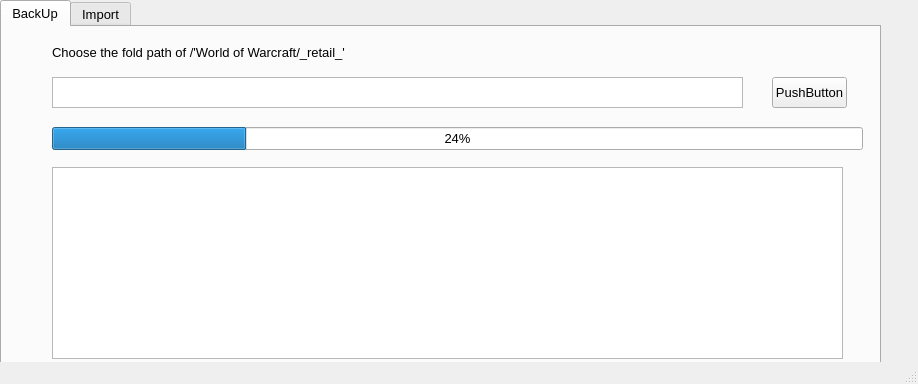
Above: wow-addons-helper/mainUI.ui from FontaineGuo/PythonToolbox before the change. Below: the same form after it.
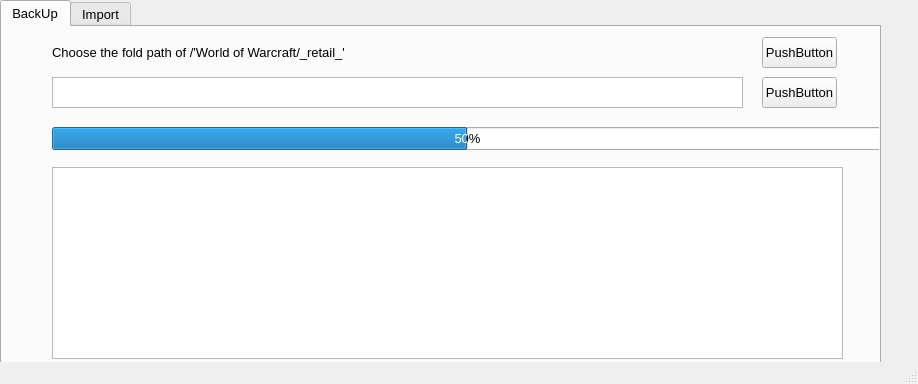
That is the form after the change.

The edit to the form file:
```diff
--- a/wow-addons-helper/mainUI.ui
+++ b/wow-addons-helper/mainUI.ui
@@ -46,12 +46,12 @@
        <rect>
         <x>50</x>
         <y>100</y>
-        <width>811</width>
+        <width>831</width>
         <height>23</height>
        </rect>
       </property>
       <property name="value">
-       <number>24</number>
+       <number>50</number>
       </property>
      </widget>
      <widget class="QTextBrowser" name="backupDetailText">
@@ -77,8 +77,8 @@
      <widget class="QPushButton" name="choseBtnOne">
       <property name="geometry">
        <rect>
-        <x>770</x>
-        <y>50</y>
+        <x>760</x>
+        <y>10</y>
         <width>75</width>
         <height>31</height>
        </rect>
@@ -105,6 +105,25 @@
        <string>Choose the fold path of /'World of Warcraft/_retail_'</string>
       </property>
      </widget>
+     <widget class="QPushButton" name="choseBtnOne_2">
+      <property name="geometry">
+       <rect>
+        <x>760</x>
+        <y>50</y>
+        <width>75</width>
+        <height>31</height>
+       </rect>
+      </property>
+      <property name="text">
+       <string>PushButton</string>
+      </property>
+     </widget>
+     <zorder>backupProcessBar</zorder>
+     <zorder>backupDetailText</zorder>
+     <zorder>backupPathText</zorder>
+     <zorder>label</zorder>
+     <zorder>choseBtnOne</zorder>
+     <zorder>choseBtnOne_2</zorder>
     </widget>
     <widget class="QWidget" name="tab_2">
      <attribute name="title">
```
Left out of the diff: 25 changed lines with no effect on the pictures.
